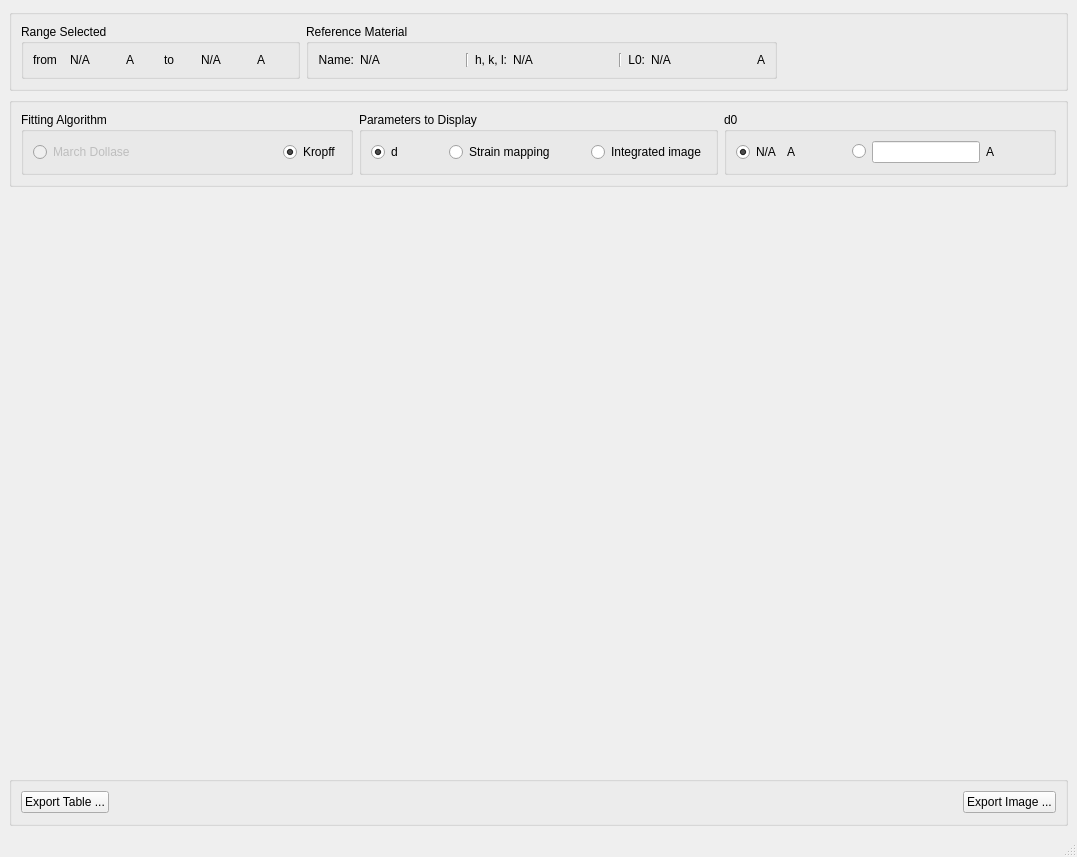
The window that src/iBeatles/ui/ui_strainMapping.ui (ornlneutronimaging/iBeatles) describes before a commit, drawn with Qt 5.
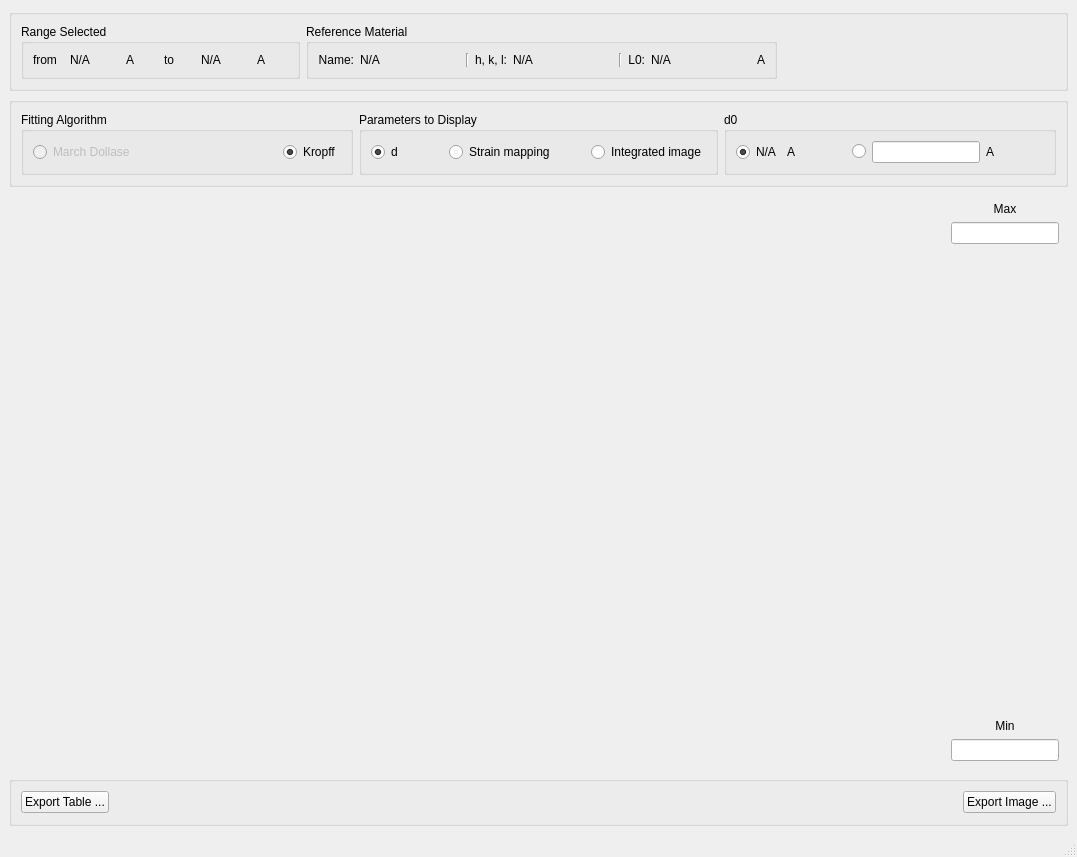
The same window after the commit.

```diff
--- a/src/iBeatles/ui/ui_strainMapping.ui
+++ b/src/iBeatles/ui/ui_strainMapping.ui
@@ -450,9 +450,73 @@
        </layout>
       </widget>
       <widget class="QWidget" name="page_2">
-       <layout class="QVBoxLayout" name="verticalLayout_3">
+       <layout class="QHBoxLayout" name="horizontalLayout_11">
         <item>
-         <widget class="QWidget" name="matplotlib_widget" native="true"/>
+         <widget class="QWidget" name="matplotlib_widget" native="true">
+          <property name="sizePolicy">
+           <sizepolicy hsizetype="Expanding" vsizetype="Preferred">
+            <horstretch>0</horstretch>
+            <verstretch>0</verstretch>
+           </sizepolicy>
+          </property>
+         </widget>
+        </item>
+        <item>
+         <layout class="QVBoxLayout" name="verticalLayout_4">
+          <item>
+           <widget class="QLabel" name="label_4">
+            <property name="text">
+             <string>Max</string>
+            </property>
+            <property name="alignment">
+             <set>Qt::AlignCenter</set>
+            </property>
+           </widget>
+          </item>
+          <item>
+           <widget class="QLineEdit" name="max_value_lineEdit">
+            <property name="sizePolicy">
+             <sizepolicy hsizetype="Minimum" vsizetype="Fixed">
+              <horstretch>0</horstretch>
+              <verstretch>0</verstretch>
+             </sizepolicy>
+            </property>
+           </widget>
+          </item>
+          <item>
+           <spacer name="verticalSpacer_2">
+            <property name="orientation">
+             <enum>Qt::Vertical</enum>
+            </property>
+            <property name="sizeHint" stdset="0">
+             <size>
+              <width>20</width>
+              <height>40</height>
+             </size>
+            </property>
+           </spacer>
+          </item>
+          <item>
+           <widget class="QLabel" name="label_5">
+            <property name="text">
+             <string>Min</string>
+            </property>
+            <property name="alignment">
+             <set>Qt::AlignCenter</set>
+            </property>
+           </widget>
+          </item>
+          <item>
+           <widget class="QLineEdit" name="min_value_lineEdit">
+            <property name="sizePolicy">
+             <sizepolicy hsizetype="Minimum" vsizetype="Fixed">
+              <horstretch>0</horstretch>
+              <verstretch>0</verstretch>
+             </sizepolicy>
+            </property>
+           </widget>
+          </item>
+         </layout>
         </item>
        </layout>
       </widget>
```
Left out of the diff: 37 changed lines with no effect on the pictures.
